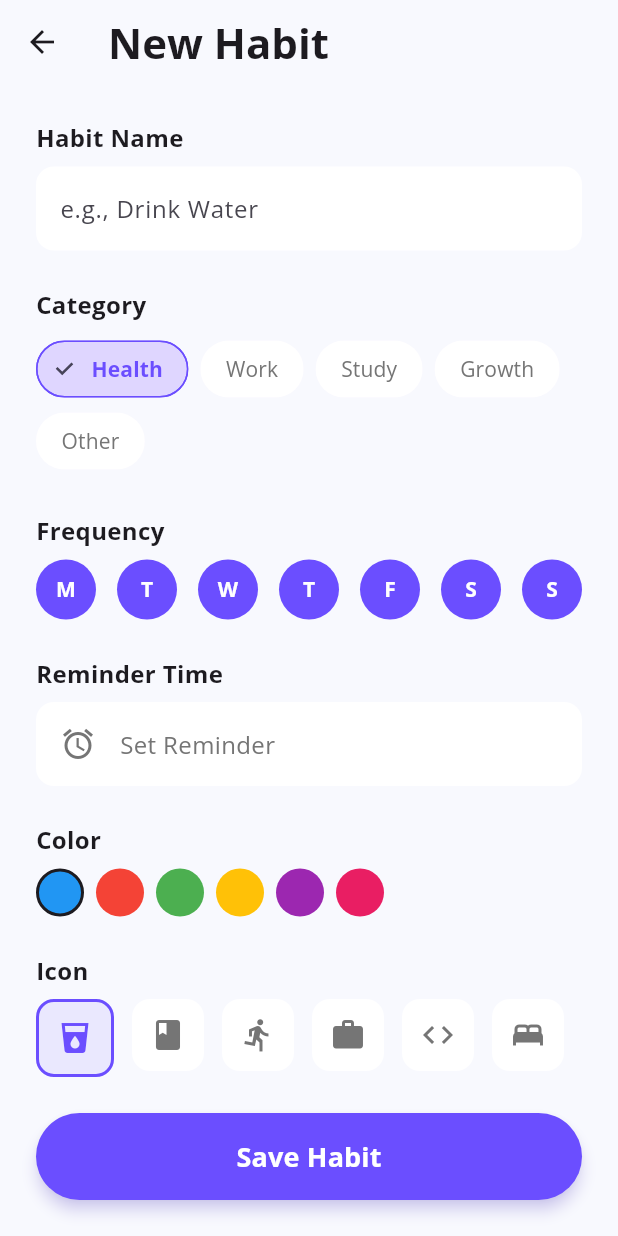
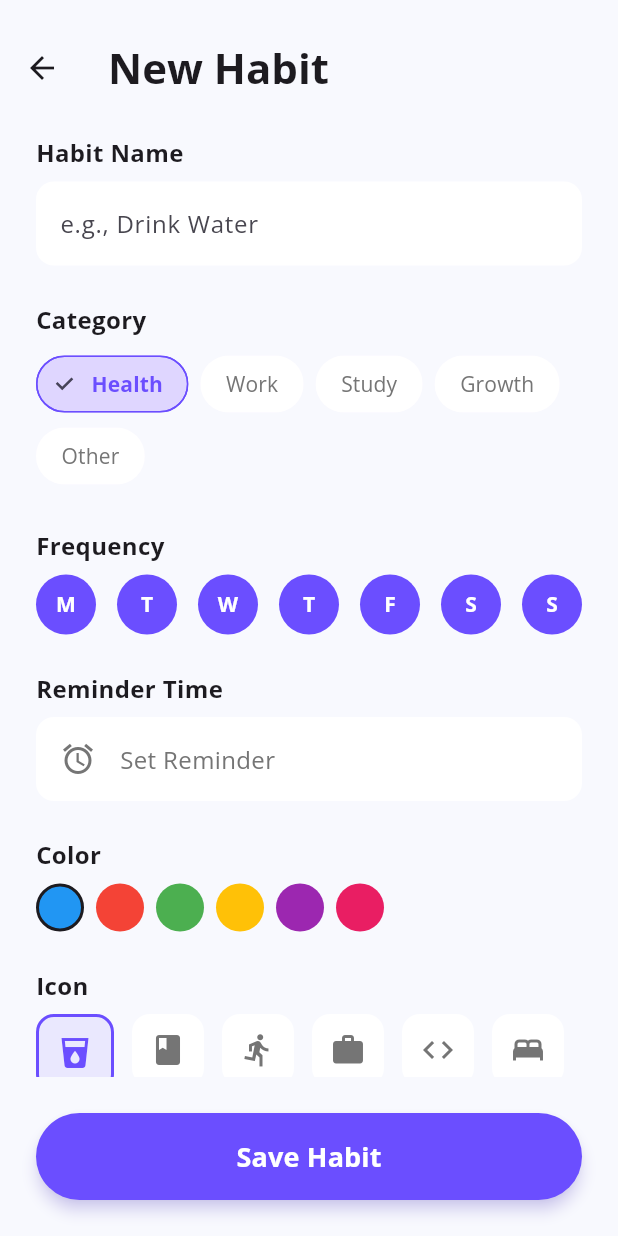
Before and after one commit to GhadyMattar/smart-habit-tracker, a Flutter app: the AddHabitScreen screen opened directly, on a phone screen of 412 x 824 dp. Run offline on Flutter 3.47's test engine with Material 3 defaults, Android fonts, the phone set to English and light mode, and no system bars; our stand-ins replace fl_chart, google_fonts, shared_preferences; accounts and stored records are empty.

Commit message:
feat: add habit creation and editing screens

```diff
--- a/lib/features/habits/screens/add_habit_screen.dart
+++ b/lib/features/habits/screens/add_habit_screen.dart
@@ -80,9 +80,13 @@ class _AddHabitScreenState extends State<AddHabitScreen> {
 
   @override
   Widget build(BuildContext context) {
+    final bg = Theme.of(context).scaffoldBackgroundColor;
+
     return Scaffold(
-      backgroundColor: Theme.of(context).scaffoldBackgroundColor,
+      backgroundColor: bg,
+      extendBodyBehindAppBar: true,
       appBar: AppBar(
+        toolbarHeight: 90,
         title: const Text(
           'New Habit',
           style: TextStyle(
@@ -90,9 +94,24 @@ class _AddHabitScreenState extends State<AddHabitScreen> {
             fontWeight: FontWeight.bold,
           ),
         ),
-        backgroundColor: Theme.of(context).scaffoldBackgroundColor,
+        backgroundColor: Colors.transparent,
         foregroundColor: Theme.of(context).textTheme.bodyLarge?.color,
         elevation: 0,
+        scrolledUnderElevation: 0,
+        surfaceTintColor: Colors.transparent,
+        flexibleSpace: Container(
+          decoration: BoxDecoration(
+            gradient: LinearGradient(
+              begin: Alignment.topCenter,
+              end: Alignment.bottomCenter,
+              colors: [
+                bg.withOpacity(1.0),
+                bg.withOpacity(0.0),
+              ],
+              stops: const [0.7, 1.0],
+            ),
+          ),
+        ),
       ),
       bottomNavigationBar: SafeArea(
         child: Padding(
@@ -121,7 +140,13 @@ class _AddHabitScreenState extends State<AddHabitScreen> {
         ),
       ),
       body: SingleChildScrollView(
-        padding: const EdgeInsets.all(24),
+        padding: EdgeInsets.only(
+          top: 90 +
+              MediaQuery.of(context).padding.top, // Toolbar height + status bar
+          left: 24,
+          right: 24,
+          bottom: 24,
+        ),
         child: Column(
           crossAxisAlignment: CrossAxisAlignment.start,
           children: [
```
Also changed, not shown: lib/features/habits/screens/edit_habit_screen.dart (+28 -3 lines).
